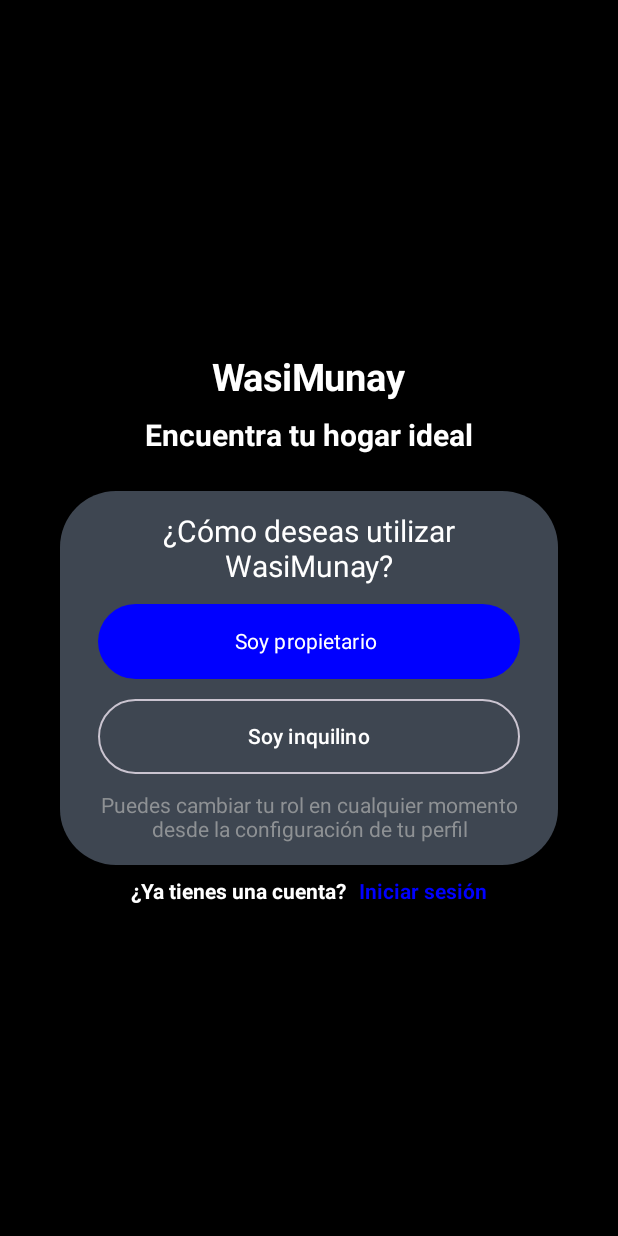
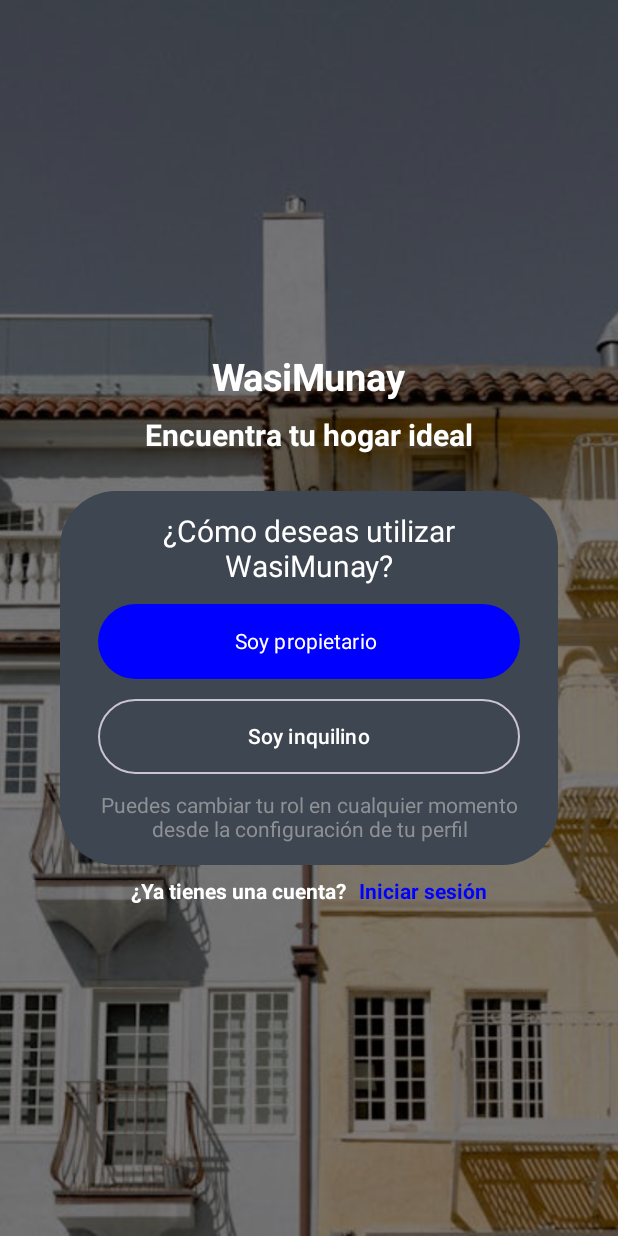
Before and after one commit to AQUADEVS-COMPANY/WasiMunay, an Android app built with Jetpack Compose: the screen it shows after launch (MainActivity), on a phone screen of 412 x 824 dp. Run offline under Robolectric (Android 15) with nearby library versions, the phone set to English and light mode, and no system bars; our stand-ins replace Dagger/Hilt's generated code.

Commit message:
Cambios Anicama

```diff
--- a/app/src/main/java/com/aquadevs/wasimunay/presentation/features/welcome/WelcomeScreen.kt
+++ b/app/src/main/java/com/aquadevs/wasimunay/presentation/features/welcome/WelcomeScreen.kt
@@ -1,20 +1,15 @@
 package com.aquadevs.wasimunay.presentation.features.welcome
 
+import androidx.compose.foundation.Image
 import androidx.compose.foundation.background
-import androidx.compose.foundation.layout.Arrangement
-import androidx.compose.foundation.layout.Column
-import androidx.compose.foundation.layout.Row
-import androidx.compose.foundation.layout.Spacer
-import androidx.compose.foundation.layout.fillMaxSize
-import androidx.compose.foundation.layout.fillMaxWidth
-import androidx.compose.foundation.layout.height
-import androidx.compose.foundation.layout.padding
-import androidx.compose.foundation.layout.width
+import androidx.compose.foundation.layout.*
 import androidx.compose.material3.ButtonDefaults
 import androidx.compose.runtime.Composable
 import androidx.compose.ui.Alignment
 import androidx.compose.ui.Modifier
 import androidx.compose.ui.graphics.Color
+import androidx.compose.ui.layout.ContentScale
+import androidx.compose.ui.res.painterResource
 import androidx.compose.ui.res.stringResource
 import androidx.compose.ui.text.font.FontWeight
 import androidx.compose.ui.text.style.TextAlign
@@ -37,10 +32,23 @@ import com.aquadevs.wasimunay.ui.theme.OnBackgroundDark
 
 @Composable
 fun WelcomeScreen(goToLogIn: () -> Unit) {
+    Box(
+        modifier = Modifier
+            .fillMaxSize()
+    ) {
+        // Imagen de fondo
+        Image(
+            painter = painterResource(id = R.drawable.foto1), // Asegúrate de que el nombre coincide
+            contentDescription = null,
+            contentScale = ContentScale.Crop,
+            modifier = Modifier.fillMaxSize()
+        )
+
+        // Contenido de la pantalla
         Column(
             modifier = Modifier
                 .fillMaxSize()
-            .background(Color.Black),
+                .background(Color.Black.copy(alpha = 0.5f)), // Fondo semitransparente para mejorar la legibilidad
             verticalArrangement = Arrangement.Center,
             horizontalAlignment = Alignment.CenterHorizontally
         ) {
@@ -50,7 +58,7 @@ fun WelcomeScreen(goToLogIn: () -> Unit) {
             MyDialog()
         }
     }
-
+}
 @Composable
 private fun MyHeader(modifier: Modifier = Modifier) {
     Column(
```
Also changed, not shown: app/src/main/res/drawable/foto1.jpeg (added). Lines whose indentation alone changed are shown as unchanged.
